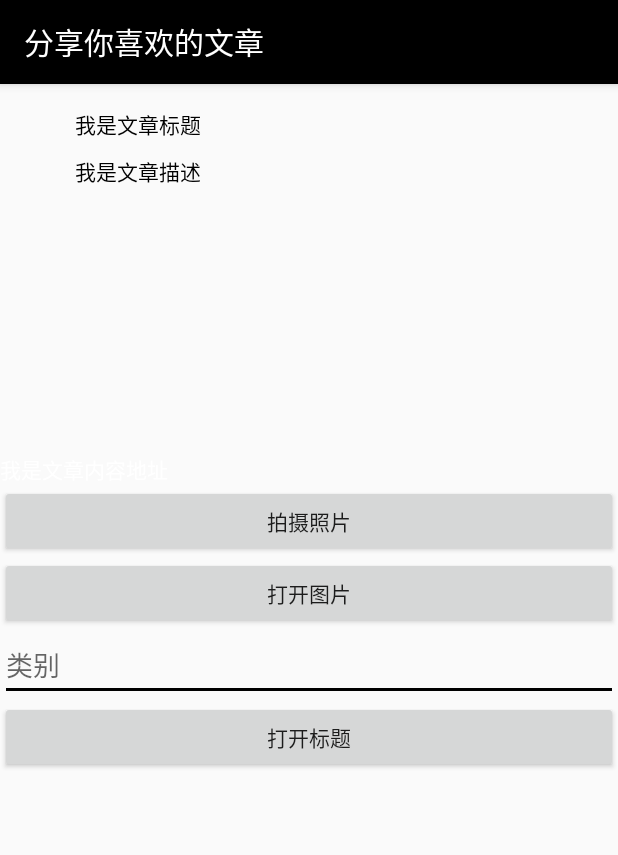
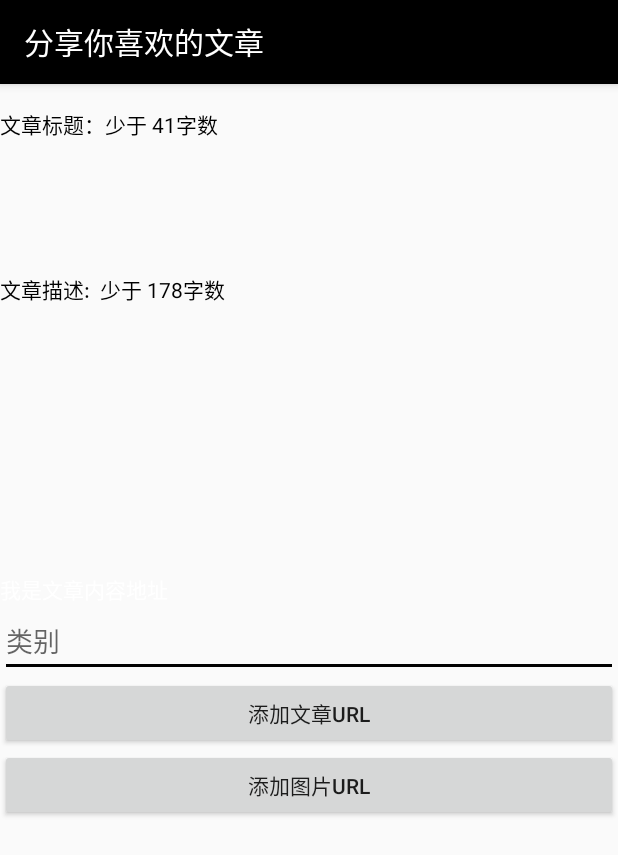
Before and after one commit to wwnje/Android_Blank, an Android app: the AddNewsActivity screen opened directly, with no data from a screen before it, on a phone screen of 412 x 824 dp. Shown: the top 855 px of the screen. Run offline under Robolectric (Android 15) with nearby library versions, the phone set to English and light mode, and no system bars; network calls fail.

Commit message:
login——regi

```diff
--- a/FakeNews/fucknews/src/main/java/orvnge/wwnje/com/fucknews/utils/API.java
+++ b/FakeNews/fucknews/src/main/java/orvnge/wwnje/com/fucknews/utils/API.java
@@ -7,7 +7,9 @@ package orvnge.wwnje.com.fucknews.utils;
 
 public class API {
     public static  String GET_NEWS_URL = "http://www.wwnje.com/FakeNews2/getNewsJSON.php";
-    public static  String Register_Url = "http://www.wwnje.com/FakeNews/insert.php";//帐号注册
+
+    public static  String Register_Url = "http://www.wwnje.com/FakeNews/Android_Register.php";//帐号注册
+    public static  String Login_Url = "http://www.wwnje.com/FakeNews/Android_Login.php";//帐号注册
 
     public static  String GET_ARTS_URL = "http://www.wwnje.com/FakeNews/getNewsJSON_Arts.php";
     public static  String GET_BOOK_URL = "http://www.wwnje.com/FakeNews/getNewsJSON_Book.php";
--- a/FakeNews/fucknews/src/main/java/orvnge/wwnje/com/fucknews/utils/MyUtils.java
+++ b/FakeNews/fucknews/src/main/java/orvnge/wwnje/com/fucknews/utils/MyUtils.java
@@ -21,5 +21,4 @@ public class MyUtils {
         }
         return false;
     }
-
 }
--- a/FakeNews/fucknews/src/main/res/layout/activity_add_news.xml
+++ b/FakeNews/fucknews/src/main/res/layout/activity_add_news.xml
@@ -1,39 +1,39 @@
 <?xml version="1.0" encoding="utf-8"?>
-<RelativeLayout
+<LinearLayout
     xmlns:android="http://schemas.android.com/apk/res/android"
     xmlns:tools="http://schemas.android.com/tools"
     android:layout_width="match_parent"
     android:layout_height="match_parent"
     android:paddingTop="@dimen/activity_vertical_margin"
     android:paddingBottom="@dimen/activity_vertical_margin"
+    android:orientation="vertical"
     tools:context=".view.Activity.AddNewsActivity">
 
     <ImageView
         android:id="@+id/add_imageview"
         android:layout_width="match_parent"
-        android:layout_height="200dp"
+        android:layout_height="100dp"
+        android:visibility="gone"
         android:background="@color/none"
         android:layout_marginBottom="30dp"/>
 
     <TextView
         android:id="@+id/add_title"
-        android:layout_width="wrap_content"
-        android:layout_height="wrap_content"
-        android:text="我是文章标题"
-        android:textColor="@color/black"
-        android:layout_marginLeft="50dp">
+        android:layout_width="match_parent"
+        android:layout_height="100dp"
+        android:text="文章标题：少于 41字数"
+        android:textColor="@color/black">
 
     </TextView>
 
     <TextView
         android:id="@+id/add_desc"
-        android:layout_width="wrap_content"
-        android:layout_height="wrap_content"
-        android:text="我是文章描述"
+        android:layout_width="match_parent"
+        android:layout_height="200dp"
+        android:text="文章描述:  少于 178字数"
         android:textColor="@color/black"
         android:layout_below="@id/add_title"
-        android:layout_marginTop="10dp"
-        android:layout_marginLeft="50dp">
+        android:layout_marginTop="10dp">
 
     </TextView>
 
@@ -51,6 +51,7 @@
         android:layout_width="match_parent"
         android:layout_height="wrap_content"
         android:text="拍摄照片"
+        android:visibility="gone"
         android:layout_below="@+id/add_article"/>
 
     <Button
@@ -58,6 +59,7 @@
         android:layout_width="match_parent"
         android:layout_height="wrap_content"
         android:text="打开图片"
+        android:visibility="gone"
         android:layout_below="@+id/add_btn_shot"/>
 
     <EditText
@@ -68,9 +70,13 @@
         android:layout_below="@+id/add_btn_open"/>
 
     <Button
-        android:id="@+id/add_btn_title"
+    android:id="@+id/add_btn_title"
+    android:layout_width="match_parent"
+    android:layout_height="wrap_content"
+    android:text="添加文章url"/>
+    <Button
+        android:id="@+id/add_btn_pic"
         android:layout_width="match_parent"
         android:layout_height="wrap_content"
-        android:text="打开标题"
-        android:layout_below="@+id/add_type"/>
-</RelativeLayout>
+        android:text="添加图片url"/>
+</LinearLayout>
--- a/FakeNews/fucknews/src/main/res/menu/activity_home_drawer.xml
+++ b/FakeNews/fucknews/src/main/res/menu/activity_home_drawer.xml
@@ -4,11 +4,11 @@
     <group android:checkableBehavior="single">
 
     </group>
-    <item android:title="发现者">
+    <item android:title="Finder">
         <menu>
             <item
                 android:id="@+id/nav_me"
-                android:title="your name" />
+                android:title="me" />
             <item
                 android:id="@+id/nav_tags"
                 android:title="订阅" />
```
Also changed, not shown: FakeNews/fucknews/src/main/java/orvnge/wwnje/com/fucknews/View/Activity/AddNewsActivity.java (+3 -4 lines), FakeNews/fucknews/src/main/java/orvnge/wwnje/com/fucknews/View/Activity/HomeActivity.java (+82 -11 lines), FakeNews/fucknews/src/main/java/orvnge/wwnje/com/fucknews/utils/myCheckTools.java (added, +134 -0 lines), FakeNews/fucknews/src/main/java/orvnge/wwnje/com/fucknews/view/Fragment/MeFragment.java (added, +109 -0 lines), FakeNews/fucknews/src/main/res/layout/fragment_me.xml (added, +13 -0 lines), FakeNews/fucknews/src/main/res/menu/publish.xml (added, +10 -0 lines).
